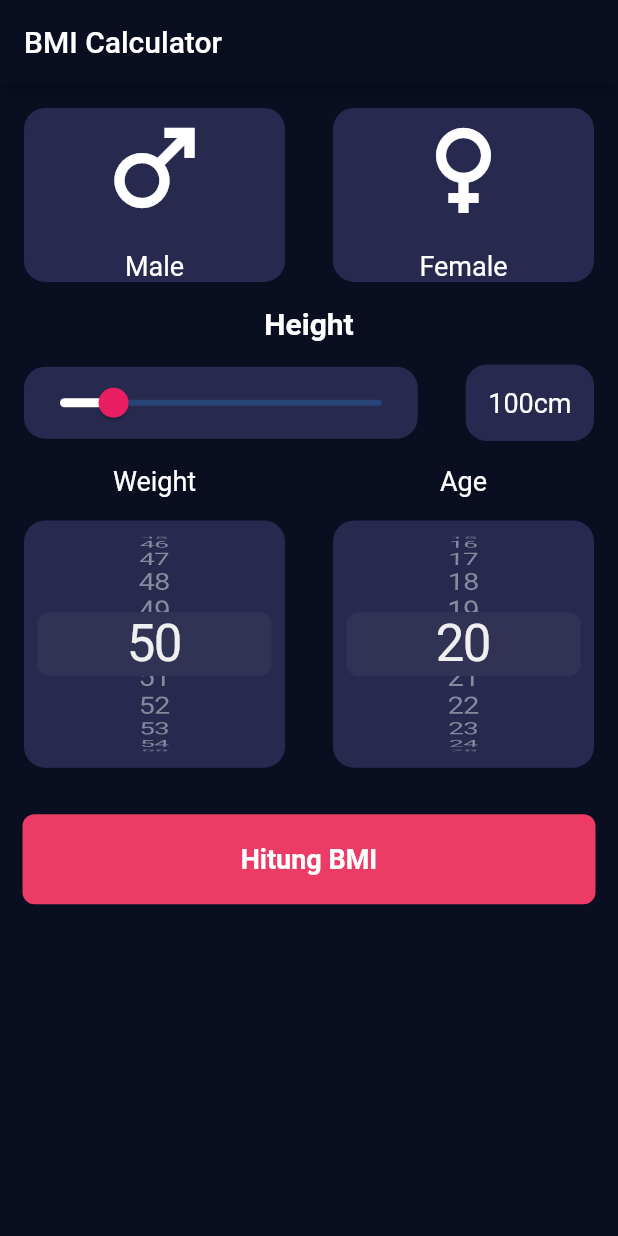
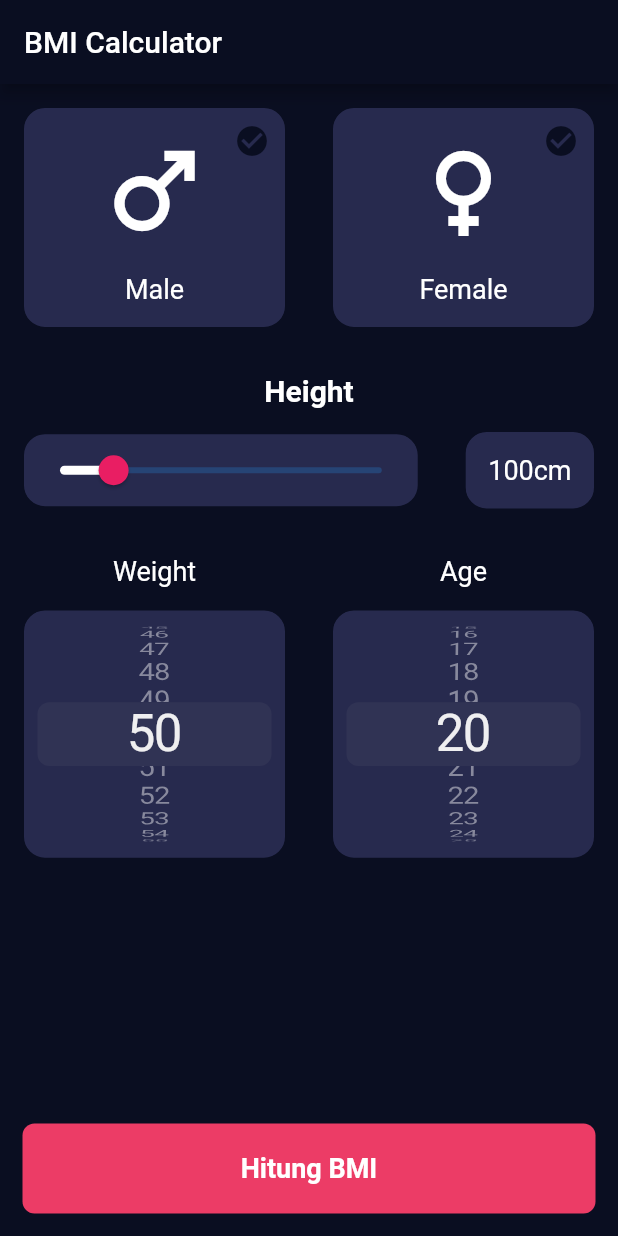
Before and after one commit to nurhidayat-agung/BMI, a Flutter app: the screen it shows after launch, on a phone screen of 412 x 824 dp. Run offline on Flutter 3.47's test engine with Material 2 defaults, Android fonts, the phone set to English and light mode, and no system bars.

Commit message:
section gender

```diff
--- a/bmi/lib/views/bmi_data_screen.dart
+++ b/bmi/lib/views/bmi_data_screen.dart
@@ -47,8 +47,47 @@ class _BmiDataScreenState extends State<BmiDataScreen> {
   Widget build(BuildContext context) {
     return Scaffold(
       backgroundColor: const Color(0xff0A0E21),
-      appBar: AppBar(title: const Text("BMI Calculator")),
-      body: Column(
+      appBar: AppBar(
+        title: const Text("BMI Calculator"),
+      ),
+      bottomNavigationBar: GestureDetector(
+        onTap: () {
+          final bmiCalculator = BMICalculator(height: height, weight: weight);
+
+          bmiCalculator.calculateBMI();
+
+          Navigator.of(context).push(
+            MaterialPageRoute(
+              builder: (context) {
+                return BmiResultScreen(
+                  bmi: bmiCalculator.bmi!,
+                );
+              },
+            ),
+          );
+        },
+        child: Container(
+          decoration: BoxDecoration(
+            color: Color(0xffec3c66),
+            borderRadius: BorderRadius.circular(8),
+          ),
+          height: 60,
+          margin: EdgeInsets.all(15),
+          child: const Center(
+            child: Text(
+              "Hitung BMI",
+              style: TextStyle(
+                fontSize: 18,
+                fontWeight: FontWeight.bold,
+                color: Colors.white,
+              ),
+            ),
+          ),
+        ),
+      ),
+      body: SingleChildScrollView(
+        physics: BouncingScrollPhysics(),
+        child: Column(
           children: [
             Row(
               children: [
@@ -61,9 +100,28 @@ class _BmiDataScreenState extends State<BmiDataScreen> {
                     child: BMICard(
                       borderColor:
                           (gender == "male") ? Colors.white : primaryColor,
-                    child: const GenderIconText(
+                      child: Stack(
+                        children: [
+                          const Center(
+                            child: Padding(
+                              padding: EdgeInsets.symmetric(vertical: 15.0),
+                              child: GenderIconText(
                                 icon: Icons.male,
                                 title: "Male",
+                              ),
+                            ),
+                          ),
+                          Positioned(
+                            right: 10,
+                            top: 10,
+                            child: Icon(
+                              Icons.check_circle,
+                              color: (gender == "male")
+                                  ? Colors.white
+                                  : primaryColor,
+                            ),
+                          ),
+                        ],
                       ),
                     ),
                   ),
@@ -77,15 +135,35 @@ class _BmiDataScreenState extends State<BmiDataScreen> {
                     child: BMICard(
                       borderColor:
                           (gender == "female") ? Colors.white : primaryColor,
-                    child: const GenderIconText(
+                      child:  Stack(
+                        children: [
+                          const Center(
+                            child: Padding(
+                              padding: EdgeInsets.symmetric(vertical: 15.0),
+                              child: GenderIconText(
                                 icon: Icons.female,
                                 title: 'Female',
+                              ),
+                            ),
+                          ),
+                          Positioned(
+                            right: 10,
+                            top: 10,
+                            child: Icon(
+                              Icons.check_circle,
+                              color: (gender == "female")
+                                  ? Colors.white
+                                  : primaryColor,
+                            ),
+                          ),
+                        ],
                       ),
                     ),
                   ),
                 )
               ],
             ),
+            const SizedBox(height:15),
             Column(
               children: [
                 Text(
@@ -137,6 +215,7 @@ class _BmiDataScreenState extends State<BmiDataScreen> {
                 ),
               ],
             ),
+            const SizedBox(height:15),
             Container(
               child: Row(
                 children: [
@@ -207,43 +286,8 @@ class _BmiDataScreenState extends State<BmiDataScreen> {
                 ],
               ),
             ),
-          GestureDetector(
-            onTap: () {
-              final bmiCalculator =
-                  BMICalculator(height: height, weight: weight);
-
-              bmiCalculator.calculateBMI();
-
-              Navigator.of(context).push(
-                MaterialPageRoute(
-                  builder: (context) {
-                    return BmiResultScreen(
-                      bmi: bmiCalculator.bmi!,
-                    );
-                  },
+          ],
         ),
-              );
-            },
-            child: Container(
-              decoration: BoxDecoration(
-                color: Color(0xffec3c66),
-                borderRadius: BorderRadius.circular(8),
-              ),
-              height: 60,
-              margin: EdgeInsets.all(15),
-              child: const Center(
-                child: Text(
-                  "Hitung BMI",
-                  style: TextStyle(
-                    fontSize: 18,
-                    fontWeight: FontWeight.bold,
-                    color: Colors.white,
-                  ),
-                ),
-              ),
-            ),
-          ),
-        ],
       ),
     );
   }
```
Lines whose indentation alone changed are shown as unchanged.
